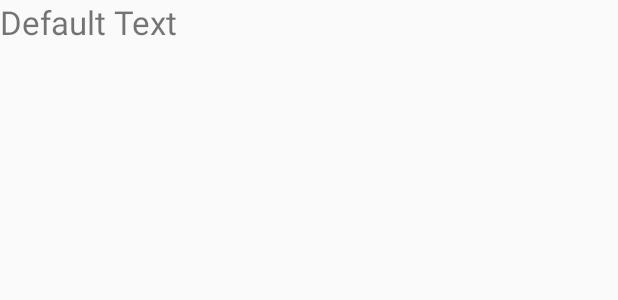
After one commit to kuluruvineeth/CoreAndroidConcepts, an Android app: the layout activity_child.xml on its own in the app's theme, with its tools: preview values and no code run, on a phone screen of 412 x 824 dp. The commit adds this screen. Shown: the top 300 px of the screen. Run offline under Robolectric (Android 15) with nearby library versions, the phone set to English and light mode, and no system bars.

Commit message:
completed all TODO's.

```diff
--- a/app/build.gradle
+++ b/app/build.gradle
@@ -5,7 +5,7 @@ android {
 
     defaultConfig {
         applicationId "com.example.android.explicitintent"
-        minSdkVersion 15
+        minSdkVersion 16
         targetSdkVersion 32
         versionCode 1
         versionName "1.0"
@@ -20,4 +20,6 @@ android {
 dependencies {
     implementation fileTree(dir: 'libs', include: ['*.jar'])
     implementation 'androidx.appcompat:appcompat:1.4.2'
+    implementation 'com.google.android.material:material:1.6.1'
+    implementation 'androidx.constraintlayout:constraintlayout:2.1.4'
 }
--- /dev/null
+++ b/app/src/main/res/layout/activity_child.xml
@@ -0,0 +1,21 @@
+<?xml version="1.0" encoding="utf-8"?>
+<!--    // Do steps 2 - 5 in activity_child.xml-->
+<!--    // COMPLETED (2) Change the ConstraintLayout to a FrameLayout and make appropriate adjustments-->
+<!--    // COMPLETED (3) Add a TextView with an id value of @id/tv_display-->
+<!--    // COMPLETED (4) Set the text to something that indicates this is default text being displayed-->
+<!--    // COMPLETED (5) Make the text size a little larger-->
+<FrameLayout xmlns:android="http://schemas.android.com/apk/res/android"
+    xmlns:app="http://schemas.android.com/apk/res-auto"
+    xmlns:tools="http://schemas.android.com/tools"
+    android:layout_width="match_parent"
+    android:layout_height="match_parent"
+    tools:context=".ChildActivity">
+
+    <TextView
+        android:id="@+id/tv_display"
+        android:layout_width="match_parent"
+        android:layout_height="wrap_content"
+        android:text="Default Text"
+        android:textSize="22sp"/>
+
+</FrameLayout>
```
Also changed, not shown: app/src/main/AndroidManifest.xml (+8 -26 lines), app/src/main/java/com/example/android/explicitintent/ChildActivity.java (added, +22 -0 lines), app/src/main/java/com/example/android/explicitintent/MainActivity.java (+1 -11 lines).
